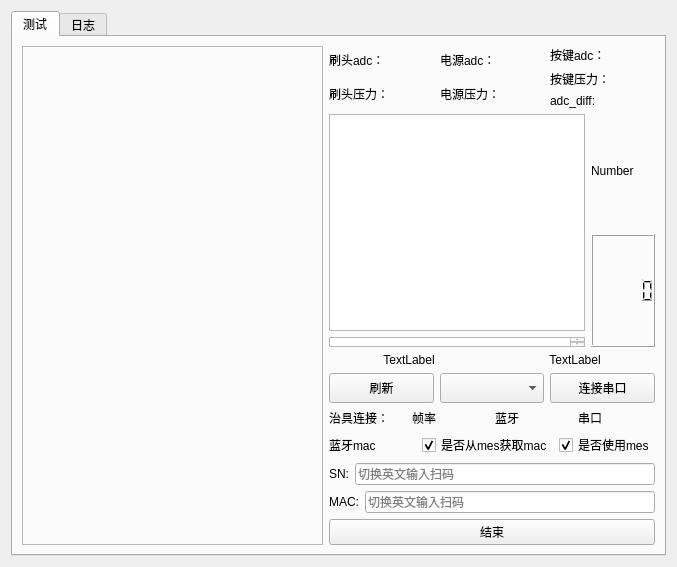
First picture: the form in work_station/pressure/pressuresensorform.ui, repository yuhuang163/test, before the edit.
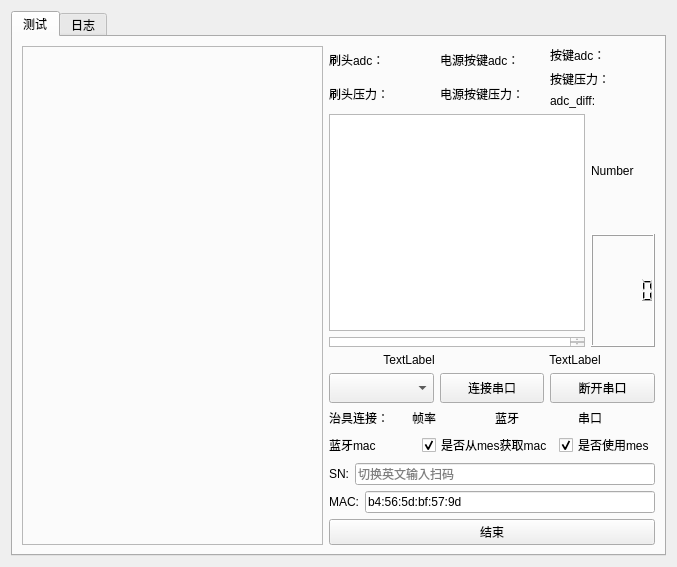
Second picture: the form after the edit.

Diff of the .ui file:
```diff
--- a/work_station/pressure/pressuresensorform.ui
+++ b/work_station/pressure/pressuresensorform.ui
@@ -74,14 +74,14 @@
                  <item>
                   <widget class="QLabel" name="power_adc">
                    <property name="text">
-                    <string>电源adc：</string>
+                    <string>电源按键adc：</string>
                    </property>
                   </widget>
                  </item>
                  <item>
                   <widget class="QLabel" name="power_value">
                    <property name="text">
-                    <string>电源压力：</string>
+                    <string>电源按键压力：</string>
                    </property>
                   </widget>
                  </item>
@@ -206,19 +206,6 @@
              </item>
              <item>
               <layout class="QHBoxLayout" name="horizontalLayout">
-               <item>
-                <widget class="QPushButton" name="refreshButton">
-                 <property name="minimumSize">
-                  <size>
-                   <width>0</width>
-                   <height>30</height>
-                  </size>
-                 </property>
-                 <property name="text">
-                  <string>刷新</string>
-                 </property>
-                </widget>
-               </item>
                <item>
                 <widget class="QComboBox" name="comNameCombo">
                  <property name="sizePolicy">
@@ -248,6 +235,19 @@
                  </property>
                 </widget>
                </item>
+               <item>
+                <widget class="QPushButton" name="disconnectButton">
+                 <property name="minimumSize">
+                  <size>
+                   <width>0</width>
+                   <height>30</height>
+                  </size>
+                 </property>
+                 <property name="text">
+                  <string>断开串口</string>
+                 </property>
+                </widget>
+               </item>
               </layout>
              </item>
              <item>
@@ -408,6 +408,9 @@
                    <height>16777215</height>
                   </size>
                  </property>
+                 <property name="text">
+                  <string>b4:56:5d:bf:57:9d</string>
+                 </property>
                  <property name="placeholderText">
                   <string>切换英文输入扫码</string>
                  </property>
```
Left out of the diff: 40 changed lines with no effect on the pictures.
